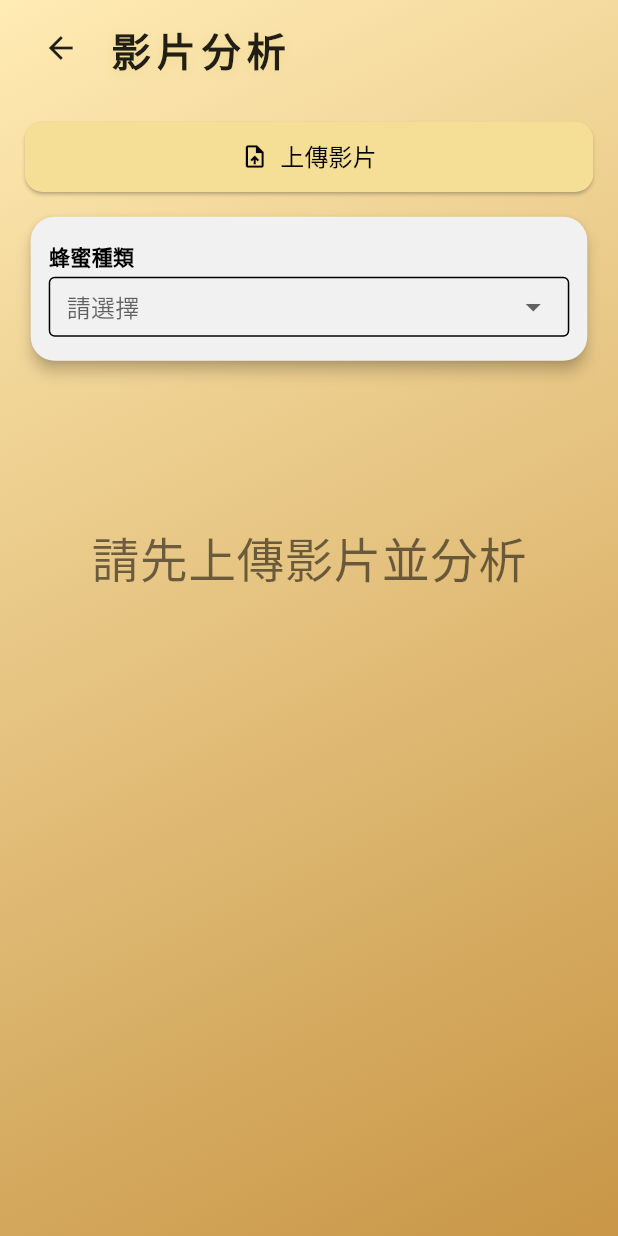
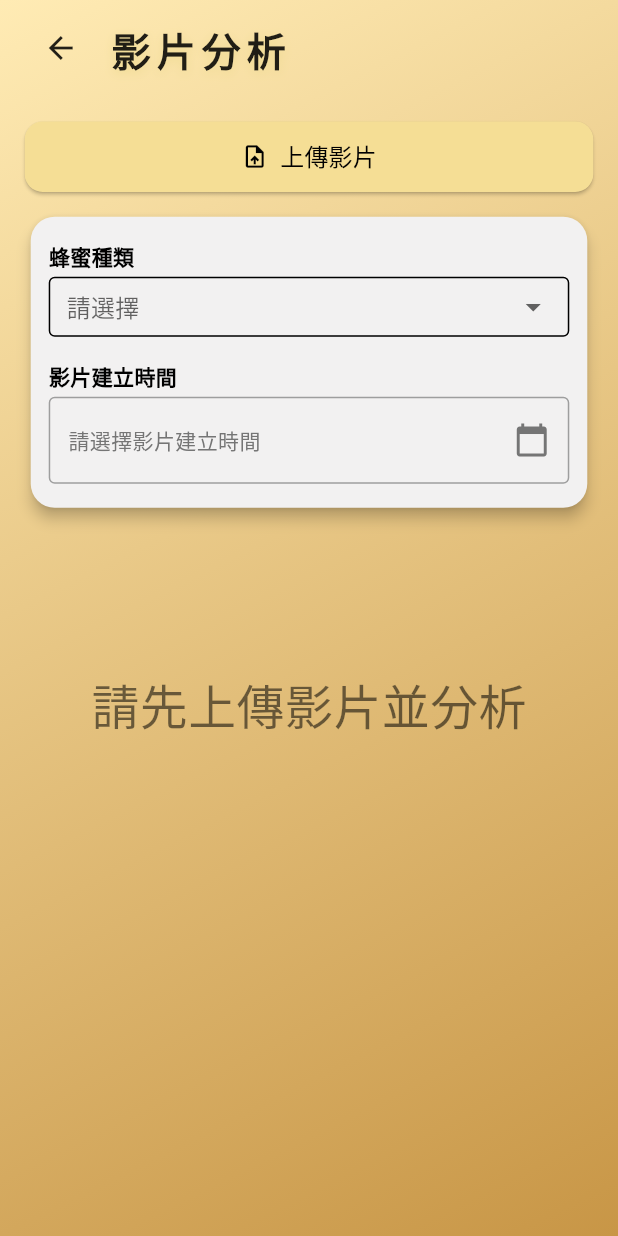
Before and after one commit to Were789564/TrustMe_HoneyAnalyze, a Flutter app: the _VideoAnalyzeView screen opened directly, on a phone screen of 412 x 824 dp. Run offline on Flutter 3.47's test engine with Material 3 defaults, Android fonts, the phone set to English and light mode, and no system bars; our stand-ins replace camera, file_picker, flutter_secure_storage, permission_handler; missing offline and left inert: crop_your_image, opencv_dart; accounts and stored records are empty; key blocks and very long unbroken strings in the code were emptied for the run.

Commit message:
新增影片建立時間

```diff
--- a/lib/views/video_analyze_screen.dart
+++ b/lib/views/video_analyze_screen.dart
@@ -178,6 +178,9 @@ class _VideoAnalyzeViewState extends State<_VideoAnalyzeView> {
   final TextEditingController _farmNameController = TextEditingController();
   final TextEditingController _applyCountController = TextEditingController(); // 新增
 
+  // 新增：影片建立時間
+  DateTime? _videoCreatedDate;
+
   Future<void> _showVideoDialog(BuildContext context, VideoAnalyzeController controller) async {
     await showDialog(
       context: context,
@@ -305,6 +308,39 @@ class _VideoAnalyzeViewState extends State<_VideoAnalyzeView> {
     );
   }
 
+  // 新增：選擇日期時間的方法
+  Future<void> _selectDateTime(BuildContext context, VideoAnalyzeController controller) async {
+    final DateTime? pickedDate = await showDatePicker(
+      context: context,
+      initialDate: _videoCreatedDate ?? DateTime.now(),
+      firstDate: DateTime(2020),
+      lastDate: DateTime.now(),
+      locale: const Locale('zh', 'TW'),
+    );
+
+    if (pickedDate != null) {
+      final TimeOfDay? pickedTime = await showTimePicker(
+        context: context,
+        initialTime: TimeOfDay.fromDateTime(_videoCreatedDate ?? DateTime.now()),
+      );
+
+      if (pickedTime != null) {
+        final DateTime finalDateTime = DateTime(
+          pickedDate.year,
+          pickedDate.month,
+          pickedDate.day,
+          pickedTime.hour,
+          pickedTime.minute,
+        );
+
+        setState(() {
+          _videoCreatedDate = finalDateTime;
+        });
+        controller.setVideoCreatedDate(finalDateTime);
+      }
+    }
+  }
+
   @override
   void dispose() {
     _kbrController.dispose();
@@ -371,7 +407,7 @@ class _VideoAnalyzeViewState extends State<_VideoAnalyzeView> {
                   ),
                 ),
                 const SizedBox(height: 8),
-                // ===== 只保留上傳影片按鈕 =====
+                // ===== 上傳影片按鈕（固定在上方）=====
                 Padding(
                   padding: EdgeInsets.symmetric(horizontal: screenWidth * 0.04, vertical: 8),
                   child: SizedBox(
@@ -397,8 +433,15 @@ class _VideoAnalyzeViewState extends State<_VideoAnalyzeView> {
                           return;
                         }
 
-                        // 同步蜂蜜種類到控制器
+                        // 檢查是否選擇了影片建立時間
+                        if (_videoCreatedDate == null) {
+                          _showLogDialog(context, "請選擇影片建立時間");
+                          return;
+                        }
+
+                        // 同步蜂蜜種類和影片建立時間到控制器
                         controller.setHoneyType(_selectedHoneyType);
+                        controller.setVideoCreatedDate(_videoCreatedDate);
 
                         await controller.pickVideo();
                         if (controller.firstFrameBytes != null) {
@@ -408,7 +451,12 @@ class _VideoAnalyzeViewState extends State<_VideoAnalyzeView> {
                     ),
                   ),
                 ),
-                // ===== 選項區塊（Card）=====
+                // ===== 可滾動的主內容區塊 =====
+                Expanded(
+                  child: SingleChildScrollView(
+                    child: Column(
+                      children: [
+                        // ===== 選項區塊（Card）移到可滾動區域 =====
                         Padding(
                           padding: EdgeInsets.symmetric(
                             horizontal: screenWidth * 0.04,
@@ -424,7 +472,7 @@ class _VideoAnalyzeViewState extends State<_VideoAnalyzeView> {
                               padding: const EdgeInsets.symmetric(vertical: 16, horizontal: 12),
                               child: Column(
                                 children: [
-                          // 只保留蜂蜜種類
+                                  // 蜂蜜種類
                                   Row(
                                     children: [
                                       Expanded(
@@ -458,24 +506,54 @@ class _VideoAnalyzeViewState extends State<_VideoAnalyzeView> {
                                       ),
                                     ],
                                   ),
+                                  const SizedBox(height: 16),
+                                  // 影片建立時間選擇
+                                  Column(
+                                    crossAxisAlignment: CrossAxisAlignment.start,
+                                    children: [
+                                      const Text("影片建立時間", style: TextStyle(fontWeight: FontWeight.bold)),
+                                      const SizedBox(height: 4),
+                                      InkWell(
+                                        onTap: () => _selectDateTime(context, controller),
+                                        child: Container(
+                                          width: double.infinity,
+                                          padding: const EdgeInsets.symmetric(horizontal: 12, vertical: 16),
+                                          decoration: BoxDecoration(
+                                            border: Border.all(color: Colors.grey),
+                                            borderRadius: BorderRadius.circular(4),
+                                          ),
+                                          child: Row(
+                                            mainAxisAlignment: MainAxisAlignment.spaceBetween,
+                                            children: [
+                                              Text(
+                                                _videoCreatedDate != null
+                                                    ? "${_videoCreatedDate!.year}/${_videoCreatedDate!.month.toString().padLeft(2, '0')}/${_videoCreatedDate!.day.toString().padLeft(2, '0')} ${_videoCreatedDate!.hour.toString().padLeft(2, '0')}:${_videoCreatedDate!.minute.toString().padLeft(2, '0')}"
+                                                    : "請選擇影片建立時間",
+                                                style: TextStyle(
+                                                  color: _videoCreatedDate != null ? Colors.black : Colors.grey[600],
+                                                ),
+                                              ),
+                                              Icon(Icons.calendar_today, color: Colors.grey[600]),
+                                            ],
+                                          ),
+                                        ),
+                                      ),
+                                    ],
+                                  ),
                                 ],
                               ),
                             ),
                           ),
                         ),
-                // ===== 主內容區塊（避免 overflow）=====
-                Expanded(
-                  child: SingleChildScrollView(
-                    child: Column(
-                      children: [
                         const SizedBox(height: 24),
+                        // 分析結果區塊
                         if (_analyzeResult != null)
                           AnalyzeResultPanel(
                             analyzeResult: _analyzeResult!,
                             inputMode: _inputMode,
                             orderIdController: _orderIdController,
                             farmNameController: _farmNameController,
-                            applyCountController: _applyCountController, // 新增
+                            applyCountController: _applyCountController,
                             onInputModeChanged: (mode) => setState(() => _inputMode = mode),
                             controller: controller,
                             honeyType: _selectedHoneyType ?? '',
@@ -491,6 +569,8 @@ class _VideoAnalyzeViewState extends State<_VideoAnalyzeView> {
                               ),
                             ),
                           ),
+                        // 底部留白
+                        const SizedBox(height: 24),
                       ],
                     ),
                   ),
```
Also changed, not shown: lib/controllers/video_analyze_controller.dart (+13 -1 lines). Lines whose indentation alone changed are shown as unchanged.
